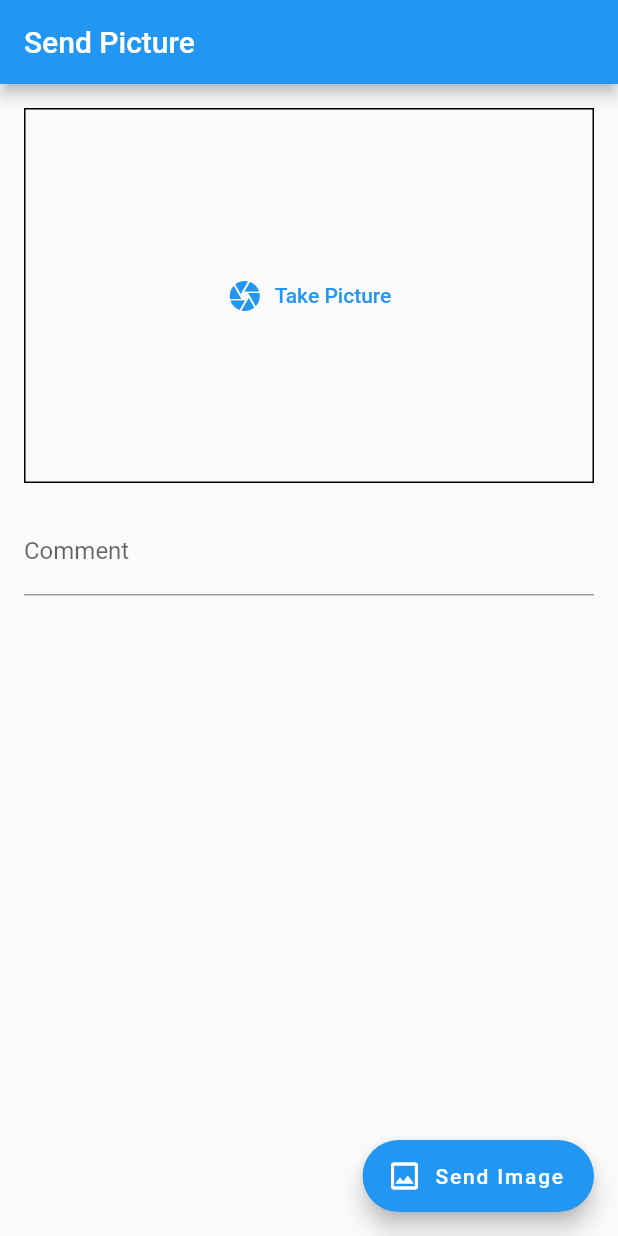
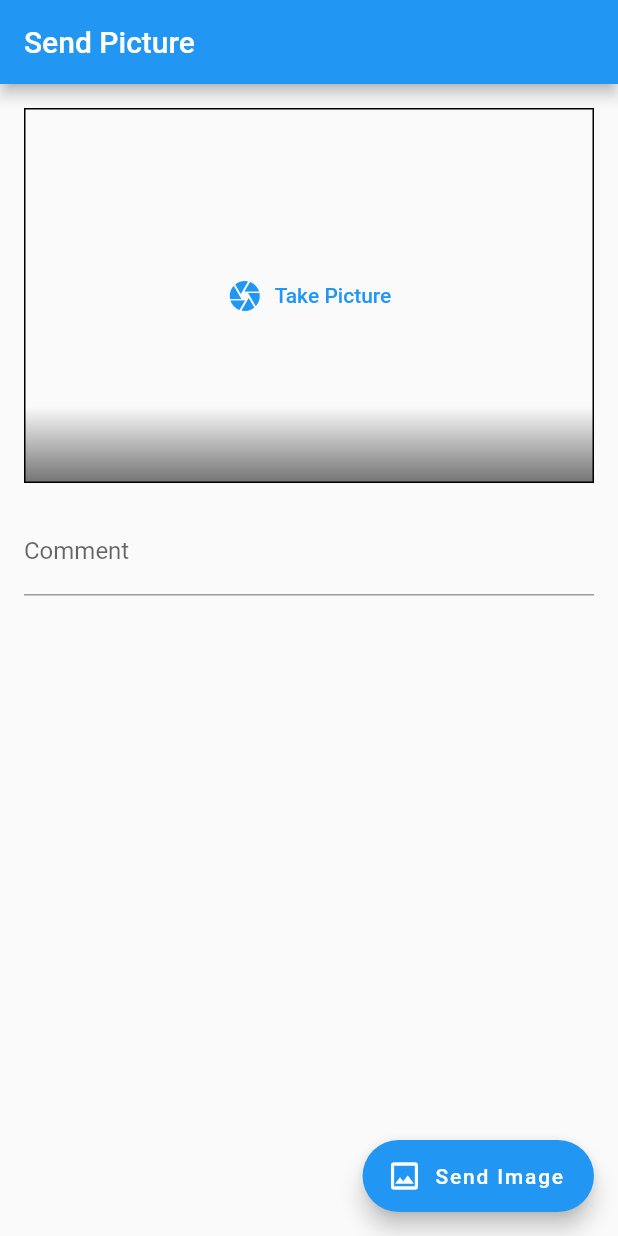
Before and after one commit to Mowgle88/photo_app, a Flutter app: the screen it shows after launch, on a phone screen of 412 x 824 dp. Run offline on Flutter 3.47's test engine with Material 2 defaults, Android fonts, the phone set to English and light mode, and no system bars; our stand-ins replace geocoding, image_picker, location.

```diff
--- a/lib/main.dart
+++ b/lib/main.dart
@@ -3,6 +3,7 @@ import 'package:flutter/material.dart';
 import 'package:location/location.dart';
 import 'widgets/image_input.dart';
 import 'package:http/http.dart' as http;
+import 'package:geocoding/geocoding.dart' as geocoding;
 
 void main() {
   runApp(const MyApp());
@@ -38,6 +39,7 @@ class _MyHomePageState extends State<MyHomePage> {
   File? _selectedImage;
   LocationData? _locationData;
   var _isSending = false;
+  String address = '';
 
   Future<void> uploadImage(context) async {
     setState(() {
@@ -48,6 +50,12 @@ class _MyHomePageState extends State<MyHomePage> {
     _locationData = await location.getLocation();
     final latitude = _locationData!.latitude;
     final longitude = _locationData!.longitude;
+
+    List<geocoding.Placemark> placemarks =
+        await geocoding.placemarkFromCoordinates(latitude!, longitude!);
+
+    address =
+        '${placemarks.first.street}, ${placemarks.first.locality}, ${placemarks.first.administrativeArea}, ${placemarks.first.postalCode}, ${placemarks.first.country}';
 
     final stream = http.ByteStream(_selectedImage!.openRead());
     stream.cast();
@@ -98,10 +106,42 @@ class _MyHomePageState extends State<MyHomePage> {
         padding: const EdgeInsets.all(16.0),
         child: Column(
           children: [
-            ImageInput(
-              onPickImage: (image) {
-                _selectedImage = image;
-              },
+            Stack(
+              children: [
+                ImageInput(
+                  onPickImage: (image) {
+                    _selectedImage = image;
+                  },
+                ),
+                Positioned(
+                  bottom: 0,
+                  left: 0,
+                  right: 0,
+                  child: Container(
+                    alignment: Alignment.center,
+                    padding: const EdgeInsets.symmetric(
+                      horizontal: 24,
+                      vertical: 16,
+                    ),
+                    decoration: const BoxDecoration(
+                      gradient: LinearGradient(
+                          colors: [
+                            Colors.transparent,
+                            Colors.black54,
+                          ],
+                          begin: Alignment.topCenter,
+                          end: Alignment.bottomCenter),
+                    ),
+                    child: Text(
+                      address,
+                      textAlign: TextAlign.center,
+                      style: Theme.of(context).textTheme.titleMedium!.copyWith(
+                            color: Theme.of(context).colorScheme.onBackground,
+                          ),
+                    ),
+                  ),
+                )
+              ],
             ),
             const SizedBox(height: 16),
             TextField(
--- a/pubspec.yaml
+++ b/pubspec.yaml
@@ -39,6 +39,7 @@ dependencies:
   location: ^5.0.3
   http: ^0.13.6
   uuid: ^3.0.7
+  geocoding: ^2.1.0
 
 dev_dependencies:
   flutter_test:
```
Also changed, not shown: pubspec.lock, 1 other file.
